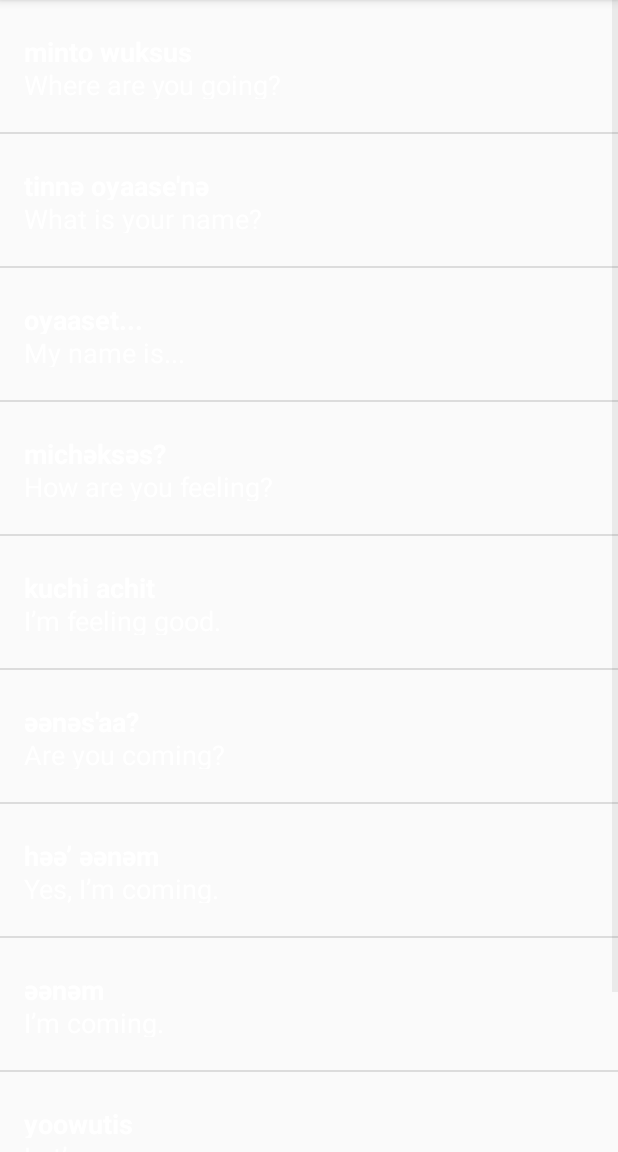
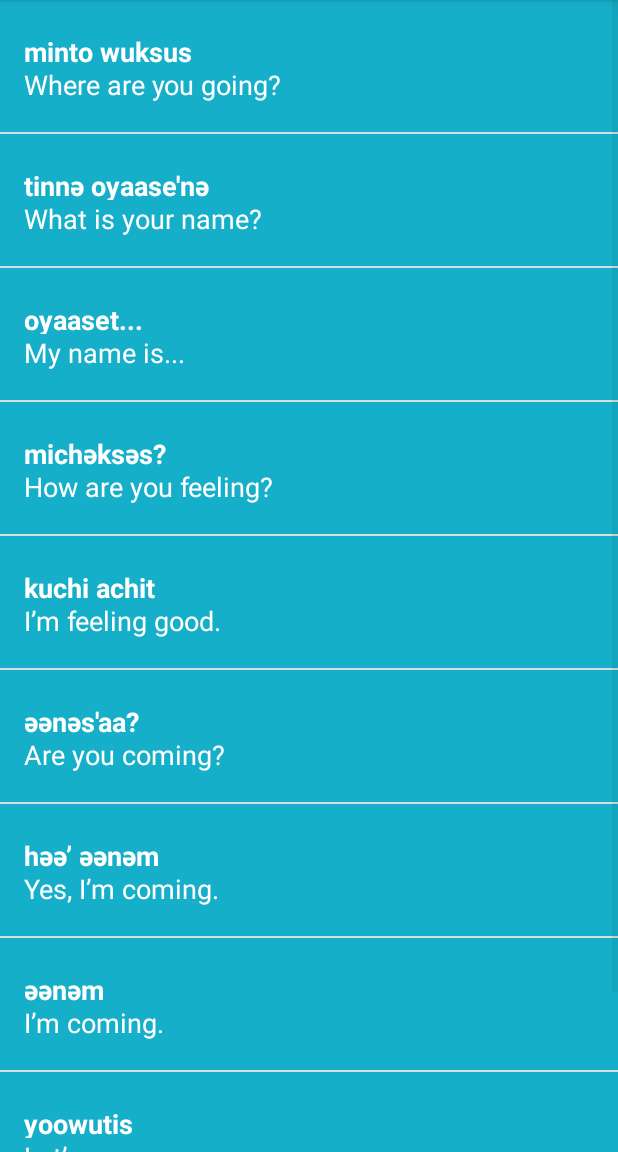
Before and after one commit to kostikov/miwok, an Android app: the PhrasesActivity screen opened directly, with no data from a screen before it, on a phone screen of 412 x 824 dp, the part 84-1236 px from its top. Run offline under Robolectric (Android 15) with nearby library versions, the phone set to English and light mode, and no system bars.

Commit message:
06101701

```diff
--- a/app/src/main/java/com/example/android/miwok/ColorsActivity.java
+++ b/app/src/main/java/com/example/android/miwok/ColorsActivity.java
@@ -24,7 +24,7 @@ public class ColorsActivity extends AppCompatActivity {
         words.add(new Word("dusty yellow", "ṭopiisә", R.drawable.color_dusty_yellow));
         words.add(new Word("mustard yellow", "chiwiiṭә", R.drawable.color_mustard_yellow));
 
-        WordAdapter adapter = new WordAdapter(this, words);
+        WordAdapter adapter = new WordAdapter(this, words, R.color.category_colors);
 
         ListView listView = (ListView) findViewById(R.id.wordList);
         listView.setAdapter(adapter);
--- a/app/src/main/java/com/example/android/miwok/FamilyActivity.java
+++ b/app/src/main/java/com/example/android/miwok/FamilyActivity.java
@@ -26,7 +26,7 @@ public class FamilyActivity extends AppCompatActivity {
         words.add(new Word("grandmother ", "ama", R.drawable.family_grandmother));
         words.add(new Word("grandfather", "paapa", R.drawable.family_grandfather));
 
-        WordAdapter wordAdapter = new WordAdapter(this, words);
+        WordAdapter wordAdapter = new WordAdapter(this, words, R.color.category_family);
 
         ListView listView = (ListView) findViewById(R.id.wordList);
         listView.setAdapter(wordAdapter);
--- a/app/src/main/java/com/example/android/miwok/NumbersActivity.java
+++ b/app/src/main/java/com/example/android/miwok/NumbersActivity.java
@@ -26,7 +26,7 @@ public class NumbersActivity extends AppCompatActivity {
         words.add(new Word("nine", "wo’e", R.drawable.number_nine));
         words.add(new Word("ten", "na’aacha", R.drawable.number_ten));
 
-        WordAdapter wordAdapter = new WordAdapter(this, words);
+        WordAdapter wordAdapter = new WordAdapter(this, words, R.color.category_numbers);
 
         ListView listView = (ListView) findViewById(R.id.wordList);
         listView.setAdapter(wordAdapter);
--- a/app/src/main/java/com/example/android/miwok/PhrasesActivity.java
+++ b/app/src/main/java/com/example/android/miwok/PhrasesActivity.java
@@ -25,7 +25,7 @@ public class PhrasesActivity extends AppCompatActivity {
         words.add(new Word("Let’s go.", "yoowutis"));
         words.add(new Word("Come here.", "әnni'nem"));
 
-        WordAdapter wordAdapter = new WordAdapter(this, words);
+        WordAdapter wordAdapter = new WordAdapter(this, words, R.color.category_phrases);
 
         ListView listView = (ListView) findViewById(R.id.wordList);
         listView.setAdapter(wordAdapter);
--- a/app/src/main/java/com/example/android/miwok/WordAdapter.java
+++ b/app/src/main/java/com/example/android/miwok/WordAdapter.java
@@ -9,14 +9,18 @@ import android.view.View;
 import android.view.ViewGroup;
 import android.widget.ArrayAdapter;
 import android.widget.ImageView;
+import android.widget.LinearLayout;
 import android.widget.TextView;
 
 import java.util.ArrayList;
 
 public class WordAdapter extends ArrayAdapter<Word> {
 
-    public WordAdapter(Activity context, ArrayList<Word> words) {
+    private int mColorResourceId;
+
+    public WordAdapter(Activity context, ArrayList<Word> words, int color) {
         super(context, 0, words);
+        mColorResourceId = color;
     }
 
     @NonNull
@@ -36,11 +40,14 @@ public class WordAdapter extends ArrayAdapter<Word> {
 
         if (currentWord.hasImage()) {
             imageView.setImageResource(currentWord.getImageResourse());
+            imageView.setBackgroundResource(R.color.image_background);
         } else {
             imageView.setVisibility(View.GONE);
         }
 
 
+        LinearLayout linearLayout = (LinearLayout) listItemView.findViewById(R.id.backgroundWords);
+        linearLayout.setBackgroundResource(mColorResourceId);
 
         TextView miwokTextView = (TextView) listItemView.findViewById(R.id.textViewMiwokTranslation);
         miwokTextView.setText(currentWord.getMiwokTranslation());
@@ -52,4 +59,5 @@ public class WordAdapter extends ArrayAdapter<Word> {
 
     }
 
+
 }
--- a/app/src/main/res/layout/list_layout.xml
+++ b/app/src/main/res/layout/list_layout.xml
@@ -20,36 +20,27 @@
             app:srcCompat="@mipmap/ic_launcher" />
 
         <LinearLayout
+            android:id="@+id/backgroundWords"
             android:layout_width="match_parent"
             android:layout_height="match_parent"
             android:orientation="vertical"
             android:paddingLeft="16dp">
 
             <TextView
-                android:layout_width="match_parent"
-                android:layout_height="0dp"
-                android:layout_weight="1" />
-
-            <TextView
                 android:id="@+id/textViewMiwokTranslation"
                 style="@style/MiwokWordStyle"
-                android:layout_width="wrap_content"
-                android:layout_height="0dp"
-                android:layout_weight="1"
+                android:layout_width="match_parent"
+                android:layout_height="44dp"
+                android:paddingTop="22dp"
                 tools:text="lutti" />
 
             <TextView
                 android:id="@+id/textViewDefaultTranslation"
                 style="@style/TranslateWordStyle"
-                android:layout_width="wrap_content"
-                android:layout_height="0dp"
-                android:layout_weight="1"
+                android:layout_width="match_parent"
+                android:layout_height="44dp"
                 tools:text="one" />
 
-            <TextView
-                android:layout_width="match_parent"
-                android:layout_height="0dp"
-                android:layout_weight="1" />
 
         </LinearLayout>
 
--- a/app/src/main/res/values/colors.xml
+++ b/app/src/main/res/values/colors.xml
@@ -34,4 +34,6 @@
 
     <!-- Background color for the phrases category -->
     <color name="category_phrases">#16AFCA</color>
+
+    <color name="image_background">#FFF7DA</color>
 </resources>
```
